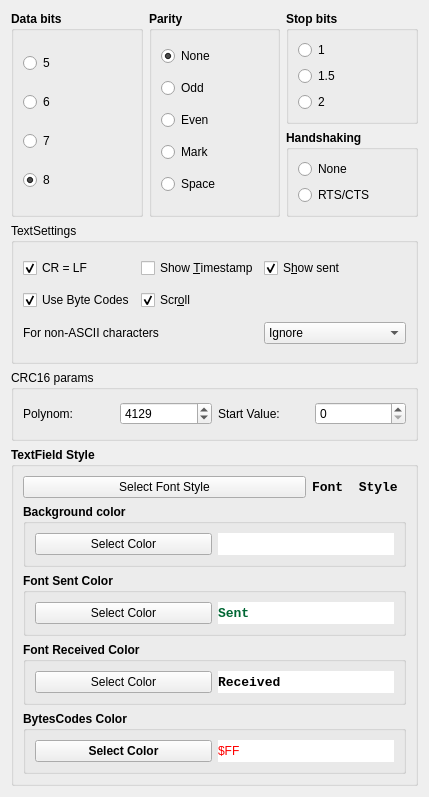
Old version of the form Settings.ui in the repository notiel/OstrannaTerminal.
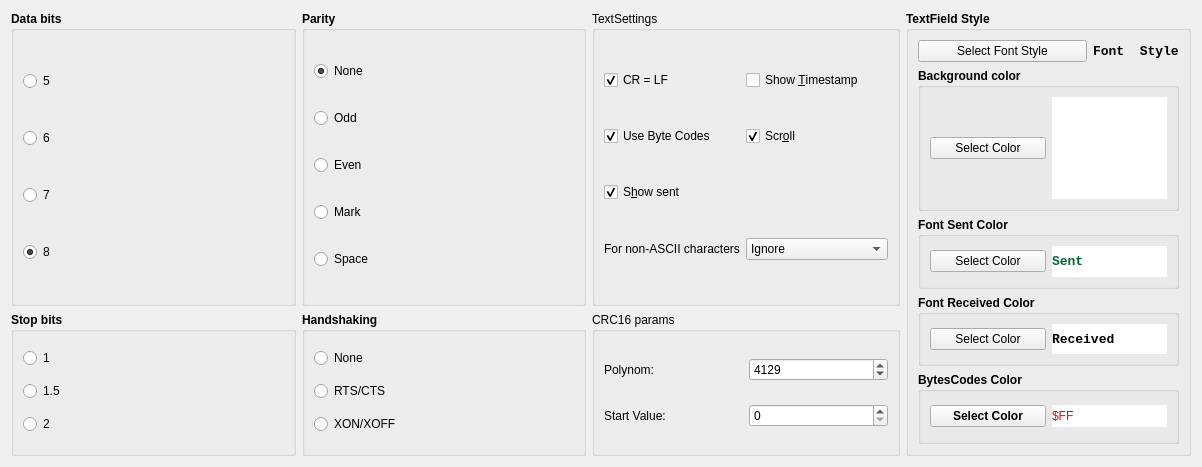
New version of the form. Icons and pictures are not drawn.

Commit message: handshaking/XONXOFF option added, design slightly changed

The edit to the form file:
```diff
--- a/Settings.ui
+++ b/Settings.ui
@@ -6,8 +6,8 @@
    <rect>
     <x>0</x>
     <y>0</y>
-    <width>429</width>
-    <height>797</height>
+    <width>1202</width>
+    <height>467</height>
    </rect>
   </property>
   <property name="windowTitle">
@@ -18,6 +18,79 @@
     <normaloff>:/Settings/icon/customize.bmp</normaloff>:/Settings/icon/customize.bmp</iconset>
   </property>
   <layout class="QGridLayout" name="gridLayout">
+   <item row="0" column="0" rowspan="2">
+    <widget class="QGroupBox" name="GBDatabits">
+     <property name="font">
+      <font>
+       <weight>75</weight>
+       <bold>true</bold>
+      </font>
+     </property>
+     <property name="title">
+      <string>Data bits</string>
+     </property>
+     <property name="checkable">
+      <bool>false</bool>
+     </property>
+     <layout class="QGridLayout" name="gridLayout_2">
+      <item row="2" column="0">
+       <widget class="QRadioButton" name="RBDatabits6">
+        <property name="font">
+         <font>
+          <weight>50</weight>
+          <bold>false</bold>
+         </font>
+        </property>
+        <property name="text">
+         <string>6</string>
+        </property>
+       </widget>
+      </item>
+      <item row="1" column="0">
+       <widget class="QRadioButton" name="RBDatabits5">
+        <property name="font">
+         <font>
+          <weight>50</weight>
+          <bold>false</bold>
+         </font>
+        </property>
+        <property name="text">
+         <string>5</string>
+        </property>
+       </widget>
+      </item>
+      <item row="3" column="0">
+       <widget class="QRadioButton" name="RBDatabits7">
+        <property name="font">
+         <font>
+          <weight>50</weight>
+          <bold>false</bold>
+         </font>
+        </property>
+        <property name="text">
+         <string>7</string>
+        </property>
+       </widget>
+      </item>
+      <item row="4" column="0">
+       <widget class="QRadioButton" name="RBDatabits8">
+        <property name="font">
+         <font>
+          <weight>50</weight>
+          <bold>false</bold>
+         </font>
+        </property>
+        <property name="text">
+         <string>8</string>
+        </property>
+        <property name="checked">
+         <bool>true</bool>
+        </property>
+       </widget>
+      </item>
+     </layout>
+    </widget>
+   </item>
    <item row="0" column="1" rowspan="2">
     <widget class="QGroupBox" name="GBParity">
      <property name="font">
@@ -101,48 +174,7 @@
      </layout>
     </widget>
    </item>
-   <item row="1" column="2">
-    <widget class="QGroupBox" name="GBHandshaking">
-     <property name="font">
-      <font>
-       <weight>75</weight>
-       <bold>true</bold>
-      </font>
-     </property>
-     <property name="title">
-      <string>Handshaking</string>
-     </property>
-     <layout class="QGridLayout" name="gridLayout_5">
-      <item row="0" column="0">
-       <widget class="QRadioButton" name="RBHandNone">
-        <property name="font">
-         <font>
-          <weight>50</weight>
-          <bold>false</bold>
-         </font>
-        </property>
-        <property name="text">
-         <string>None</string>
-        </property>
-       </widget>
-      </item>
-      <item row="1" column="0">
-       <widget class="QRadioButton" name="RBHandRts">
-        <property name="font">
-         <font>
-          <weight>50</weight>
-          <bold>false</bold>
-         </font>
-        </property>
-        <property name="text">
-         <string>RTS/CTS</string>
-        </property>
-       </widget>
-      </item>
-     </layout>
-    </widget>
-   </item>
-   <item row="0" column="2">
+   <item row="2" column="0">
     <widget class="QGroupBox" name="GBStopBits">
      <property name="font">
       <font>
@@ -196,8 +228,8 @@
      </layout>
     </widget>
    </item>
-   <item row="0" column="0" rowspan="2">
-    <widget class="QGroupBox" name="GBDatabits">
+   <item row="2" column="1">
+    <widget class="QGroupBox" name="GBHandshaking">
      <property name="font">
       <font>
        <weight>75</weight>
@@ -205,14 +237,11 @@
       </font>
      </property>
      <property name="title">
-      <string>Data bits</string>
+      <string>Handshaking</string>
      </property>
-     <property name="checkable">
-      <bool>false</bool>
-     </property>
-     <layout class="QGridLayout" name="gridLayout_2">
-      <item row="2" column="0">
-       <widget class="QRadioButton" name="RBDatabits6">
+     <layout class="QGridLayout" name="gridLayout_5">
+      <item row="1" column="0">
+       <widget class="QRadioButton" name="RBHandRts">
         <property name="font">
          <font>
           <weight>50</weight>
@@ -220,12 +249,12 @@
          </font>
         </property>
         <property name="text">
-         <string>6</string>
+         <string>RTS/CTS</string>
         </property>
        </widget>
       </item>
-      <item row="1" column="0">
-       <widget class="QRadioButton" name="RBDatabits5">
+      <item row="0" column="0">
+       <widget class="QRadioButton" name="RBHandNone">
         <property name="font">
          <font>
           <weight>50</weight>
@@ -233,43 +262,149 @@
          </font>
         </property>
         <property name="text">
-         <string>5</string>
+         <string>None</string>
+        </property>
+       </widget>
+      </item>
+      <item row="2" column="0">
+       <widget class="QRadioButton" name="RBHandXOnOFf">
+        <property name="font">
+         <font>
+          <weight>50</weight>
+          <bold>false</bold>
+         </font>
+        </property>
+        <property name="text">
+         <string>XON/XOFF</string>
+        </property>
+       </widget>
+      </item>
+     </layout>
+    </widget>
+   </item>
+   <item row="2" column="3">
+    <widget class="QGroupBox" name="GBCRC">
+     <property name="title">
+      <string>CRC16 params</string>
+     </property>
+     <layout class="QGridLayout" name="gridLayout_9">
+      <item row="0" column="1">
+       <widget class="QSpinBox" name="SpinPoly">
+        <property name="maximum">
+         <number>9999</number>
+        </property>
+        <property name="value">
+         <number>4129</number>
+        </property>
+       </widget>
+      </item>
+      <item row="0" column="0">
+       <widget class="QLabel" name="LblPoly">
+        <property name="text">
+         <string>Polynom:</string>
+        </property>
+       </widget>
+      </item>
+      <item row="1" column="0">
+       <widget class="QLabel" name="LblStart">
+        <property name="text">
+         <string>Start Value: </string>
+        </property>
+       </widget>
+      </item>
+      <item row="1" column="1">
+       <widget class="QSpinBox" name="SpinStart">
+        <property name="maximum">
+         <number>65535</number>
+        </property>
+       </widget>
+      </item>
+     </layout>
+    </widget>
+   </item>
+   <item row="0" column="3" rowspan="2">
+    <widget class="QGroupBox" name="CBTextSettings">
+     <property name="title">
+      <string>TextSettings</string>
+     </property>
+     <layout class="QGridLayout" name="gridLayout_8">
+      <item row="0" column="0">
+       <widget class="QCheckBox" name="CBEndLine">
+        <property name="text">
+         <string>CR = LF</string>
+        </property>
+        <property name="checked">
+         <bool>true</bool>
+        </property>
+       </widget>
+      </item>
+      <item row="0" column="1">
+       <widget class="QCheckBox" name="CBTime">
+        <property name="text">
+         <string>Show &amp;Timestamp</string>
+        </property>
+       </widget>
+      </item>
+      <item row="1" column="0">
+       <widget class="QCheckBox" name="CBBytes">
+        <property name="text">
+         <string>Use Byte Codes</string>
+        </property>
+        <property name="checked">
+         <bool>true</bool>
+        </property>
+       </widget>
+      </item>
+      <item row="1" column="1">
+       <widget class="QCheckBox" name="CBScroll">
+        <property name="text">
+         <string>Scr&amp;oll</string>
+        </property>
+        <property name="checked">
+         <bool>true</bool>
+        </property>
+       </widget>
+      </item>
+      <item row="2" column="0">
+       <widget class="QCheckBox" name="CBShowSent">
+        <property name="text">
+         <string>S&amp;how sent </string>
+        </property>
+        <property name="checked">
+         <bool>true</bool>
         </property>
        </widget>
       </item>
       <item row="3" column="0">
-       <widget class="QRadioButton" name="RBDatabits7">
-        <property name="font">
-         <font>
-          <weight>50</weight>
-          <bold>false</bold>
-         </font>
-        </property>
+       <widget class="QLabel" name="LblDecode">
         <property name="text">
-         <string>7</string>
+         <string>For non-ASCII characters</string>
         </property>
        </widget>
       </item>
-      <item row="4" column="0">
-       <widget class="QRadioButton" name="RBDatabits8">
-        <property name="font">
-         <font>
-          <weight>50</weight>
-          <bold>false</bold>
-         </font>
-        </property>
-        <property name="text">
-         <string>8</string>
-        </property>
-        <property name="checked">
-         <bool>true</bool>
-        </property>
+      <item row="3" column="1">
+       <widget class="QComboBox" name="CBDecode">
+        <item>
+         <property name="text">
+          <string>Ignore</string>
+         </property>
+        </item>
+        <item>
+         <property name="text">
+          <string>Red ? symbols</string>
+         </property>
+        </item>
+        <item>
+         <property name="text">
+          <string>Decode in Win-1251</string>
+         </property>
+        </item>
        </widget>
       </item>
      </layout>
     </widget>
    </item>
-   <item row="5" column="0" colspan="3">
+   <item row="0" column="4" rowspan="3">
     <widget class="QGroupBox" name="GBColor">
      <property name="font">
       <font>
@@ -468,128 +603,6 @@
      </layout>
     </widget>
    </item>
-   <item row="2" column="0" rowspan="2" colspan="3">
-    <widget class="QGroupBox" name="CBTextSettings">
-     <property name="title">
-      <string>TextSettings</string>
-     </property>
-     <layout class="QGridLayout" name="gridLayout_8">
-      <item row="1" column="0">
-       <widget class="QCheckBox" name="CBBytes">
-        <property name="text">
-         <string>Use Byte Codes</string>
-        </property>
-        <property name="checked">
-         <bool>true</bool>
-        </property>
-       </widget>
-      </item>
-      <item row="1" column="1">
-       <widget class="QCheckBox" name="CBScroll">
-        <property name="text">
-         <string>Scr&amp;oll</string>
-        </property>
-        <property name="checked">
-         <bool>true</bool>
-        </property>
-       </widget>
-      </item>
-      <item row="0" column="0">
-       <widget class="QCheckBox" name="CBEndLine">
-        <property name="text">
-         <string>CR = LF</string>
-        </property>
-        <property name="checked">
-         <bool>true</bool>
-        </property>
-       </widget>
-      </item>
-      <item row="0" column="1">
-       <widget class="QCheckBox" name="CBTime">
-        <property name="text">
-         <string>Show &amp;Timestamp</string>
-        </property>
-       </widget>
-      </item>
-      <item row="0" column="2">
-       <widget class="QCheckBox" name="CBShowSent">
-        <property name="text">
-         <string>S&amp;how sent </string>
-        </property>
-        <property name="checked">
-         <bool>true</bool>
-        </property>
-       </widget>
-      </item>
-      <item row="2" column="2">
-       <widget class="QComboBox" name="CBDecode">
-        <item>
-         <property name="text">
-          <string>Ignore</string>
-         </property>
-        </item>
-        <item>
-         <property name="text">
-          <string>Red ? symbols</string>
-         </property>
-        </item>
-        <item>
-         <property name="text">
-          <string>Decode in Win-1251</string>
-         </property>
-        </item>
-       </widget>
-      </item>
-      <item row="2" column="0" colspan="2">
-       <widget class="QLabel" name="LblDecode">
-        <property name="text">
-         <string>For non-ASCII characters</string>
-        </property>
-       </widget>
-      </item>
-     </layout>
-    </widget>
-   </item>
-   <item row="4" column="0" colspan="3">
-    <widget class="QGroupBox" name="GBCRC">
-     <property name="title">
-      <string>CRC16 params</string>
-     </property>
-     <layout class="QGridLayout" name="gridLayout_9">
-      <item row="0" column="1">
-       <widget class="QSpinBox" name="SpinPoly">
-        <property name="maximum">
-         <number>9999</number>
-        </property>
-        <property name="value">
-         <number>4129</number>
-        </property>
-       </widget>
-      </item>
-      <item row="0" column="2">
-       <widget class="QLabel" name="LblStart">
-        <property name="text">
-         <string>Start Value: </string>
-        </property>
-       </widget>
-      </item>
-      <item row="0" column="0">
-       <widget class="QLabel" name="LblPoly">
-        <property name="text">
-         <string>Polynom:</string>
-        </property>
-       </widget>
-      </item>
-      <item row="0" column="3">
-       <widget class="QSpinBox" name="SpinStart">
-        <property name="maximum">
-         <number>65535</number>
-        </property>
-       </widget>
-      </item>
-     </layout>
-    </widget>
-   </item>
   </layout>
  </widget>
  <tabstops>
```
The commit also changes 4 other files.
